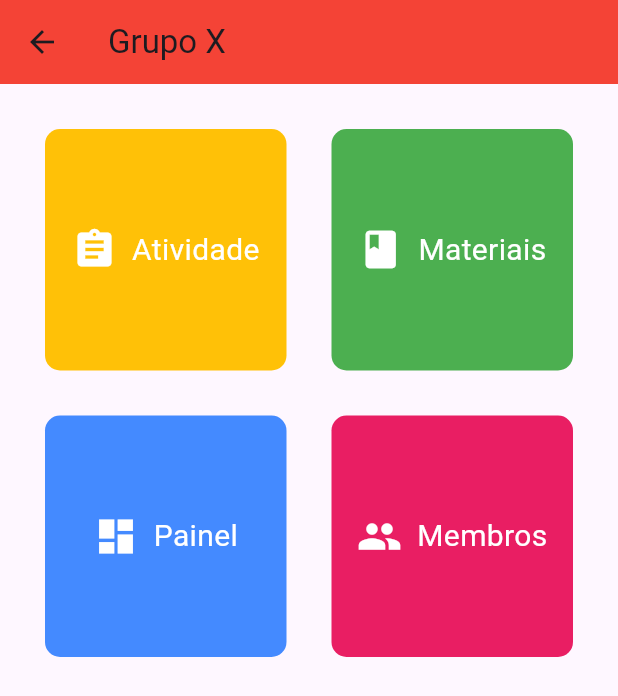
After one commit to alvaroxsouza/agrupapiro, a Flutter app: the GroupPage screen opened by its route, on a phone screen of 412 x 824 dp. The commit adds this screen. Shown: the top 696 px of the screen. Run offline on Flutter 3.47's test engine with Material 3 defaults, Android fonts, the phone set to English and light mode, and no system bars; our stand-ins replace flutter_riverpod.

Commit message:
Menu para os grupos e componente de botão. Preparando rota para cada uma das opções dentro de um grupo.

```diff
--- /dev/null
+++ b/lib/components/group_components/button_menu_section.dart
@@ -0,0 +1,53 @@
+import 'package:flutter/material.dart';
+
+class ButtonMenuSection extends StatelessWidget {
+  final IconData icon;
+  final String route;
+  final String label;
+  final Color color;
+
+  const ButtonMenuSection({
+    required this.icon,
+    required this.route,
+    required this.label,
+    required this.color,
+    super.key,
+  });
+
+  @override
+  Widget build(BuildContext context) {
+    return GestureDetector(
+      onTap: () {
+        Navigator.pushNamed(context, this.route);
+      },
+      child: Container(
+        padding: EdgeInsets.all(10),
+        margin: EdgeInsets.all(10),
+        decoration: BoxDecoration(
+          color: this.color,
+          borderRadius: BorderRadius.circular(10),
+        ),
+        child: Row(
+          crossAxisAlignment: CrossAxisAlignment.center,
+          mainAxisAlignment: MainAxisAlignment.center,
+          children: [
+            // Adicionar um ícone que se relacione com atividades
+            Icon(
+              icon,
+              color: Colors.white,
+              size: 30,
+            ),
+            SizedBox(width: 10),
+            Text(
+              label,
+              style: TextStyle(
+                color: Colors.white,
+                fontSize: 20,
+              ),
+            ),
+          ],
+        ),
+      ),
+    );
+  }
+}
--- a/lib/components/home_components/group_container.dart
+++ b/lib/components/home_components/group_container.dart
@@ -7,7 +7,11 @@ class GroupContainer extends StatelessWidget {
 
   @override
   Widget build(BuildContext context) {
-    return Container(
+    return GestureDetector(
+      onTap: () {
+        Navigator.pushNamed(context, '/group');
+      },
+      child: Container(
         margin: const EdgeInsets.all(5),
         padding: const EdgeInsets.all(5),
         decoration: BoxDecoration(
@@ -41,6 +45,7 @@ class GroupContainer extends StatelessWidget {
             ),
           ],
         ),
+      ),
     );
   }
 }
--- a/lib/enum/rotas.dart
+++ b/lib/enum/rotas.dart
@@ -1,5 +1,7 @@
 class Routes {
-  static const LOGIN = '/login';
+  static const LOGIN = '/';
   static const HOME = '/home';
   static const CADASTRO = '/cadastro';
+  static const GRUPO = '/group';
+  static const ATIVIDADES = '/atividades';
 }
--- a/lib/main.dart
+++ b/lib/main.dart
@@ -1,6 +1,8 @@
 import 'package:flutter/material.dart';
 import 'package:flutter_riverpod/flutter_riverpod.dart';
 import 'enum/rotas.dart';
+import 'view/activity_page.dart';
+import 'view/group_page.dart';
 import 'view/home_page.dart';
 import 'view/login_page.dart';
 import 'package:agrupapiro/view/cadastro_page.dart';
@@ -20,11 +22,13 @@ class MyApp extends StatelessWidget {
   Widget build(BuildContext context) {
     return MaterialApp(
       title: 'Agrupapiro',
-      initialRoute: '/login',
+      initialRoute: '/',
       routes: {
         Routes.HOME: (_) => HomePage(),
         Routes.LOGIN: (_) => LoginPage(),
         Routes.CADASTRO: (_) => CadastroPage(),
+        Routes.GRUPO: (_) => GroupPage(),
+        Routes.ATIVIDADES: (_) => ActivityPage(),
       },
     );
   }
--- /dev/null
+++ b/lib/view/activity_page.dart
@@ -0,0 +1,15 @@
+import 'package:flutter/material.dart';
+
+class ActivityPage extends StatelessWidget {
+  @override
+  Widget build(BuildContext context) {
+    return Scaffold(
+      appBar: AppBar(
+        title: Text('Activity'),
+      ),
+      body: Center(
+        child: Text('Activity Page'),
+      ),
+    );
+  }
+}
--- /dev/null
+++ b/lib/view/group_page.dart
@@ -0,0 +1,51 @@
+import 'package:agrupapiro/enum/rotas.dart';
+import 'package:flutter/material.dart';
+
+import '../components/group_components/button_menu_section.dart';
+
+class GroupPage extends StatelessWidget {
+  @override
+  Widget build(BuildContext context) {
+    return Scaffold(
+      appBar: AppBar(
+        title: Text('Grupo X'),
+        backgroundColor: Colors.red,
+      ),
+      body: Center(
+        child: GridView.count(
+          primary: false,
+          padding: const EdgeInsets.all(20),
+          crossAxisSpacing: 10,
+          mainAxisSpacing: 10,
+          crossAxisCount: 2,
+          children: [
+            ButtonMenuSection(
+              icon: Icons.assignment,
+              route: Routes.ATIVIDADES,
+              label: 'Atividade',
+              color: Colors.amber,
+            ),
+            ButtonMenuSection(
+              icon: Icons.book,
+              route: Routes.ATIVIDADES,
+              label: 'Materiais',
+              color: Colors.green,
+            ),
+            ButtonMenuSection(
+              icon: Icons.dashboard,
+              route: Routes.ATIVIDADES,
+              label: 'Painel',
+              color: Colors.blueAccent,
+            ),
+            ButtonMenuSection(
+              icon: Icons.people,
+              route: Routes.ATIVIDADES,
+              label: 'Membros',
+              color: Colors.pink,
+            ),
+          ],
+        ),
+      ),
+    );
+  }
+}
```
Lines whose indentation alone changed are shown as unchanged.
